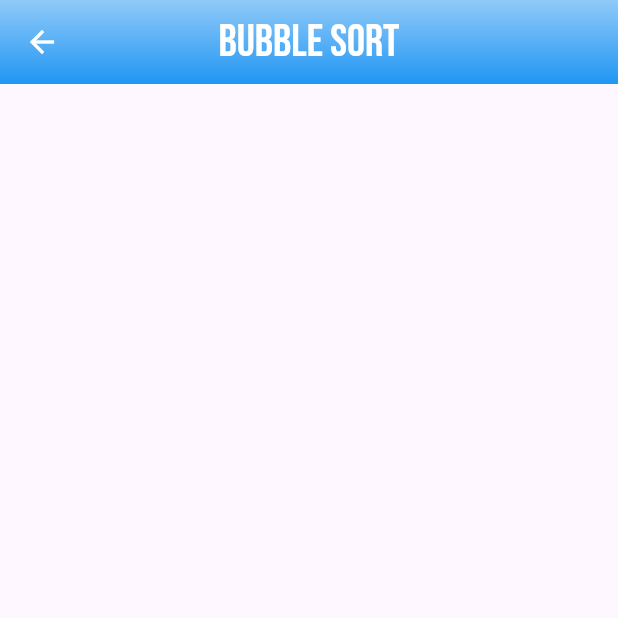
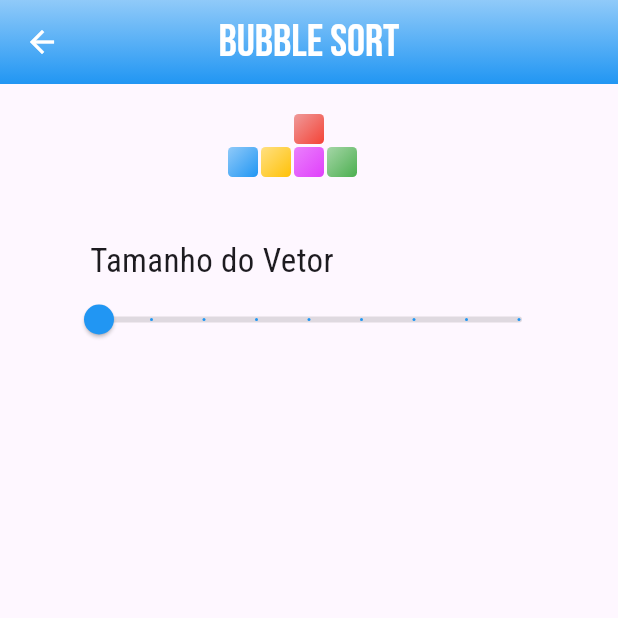
Before and after one commit to mateusalmeiida/visio-order-flutter, a Flutter app: the screen it shows after launch, after a tap on "Bubble Sort", on a phone screen of 412 x 824 dp, the top half of it. Run offline on Flutter 3.47's test engine with Material 3 defaults, Android fonts, the phone set to English and light mode, and no system bars; our stand-ins replace shared_preferences.

Commit message:
Adicionada página de configurações do vetor

```diff
--- a/lib/components/select_algorithm.dart
+++ b/lib/components/select_algorithm.dart
@@ -1,5 +1,7 @@
 import 'package:flutter/material.dart';
+import 'package:provider/provider.dart';
 import 'package:visio_order/data/colors_data.dart';
+import 'package:visio_order/models/data_list.dart';
 import 'package:visio_order/utils/app_routes.dart';
 
 class SelectAlgorithm extends StatelessWidget {
@@ -20,8 +22,8 @@ class SelectAlgorithm extends StatelessWidget {
       cursor: SystemMouseCursors.click,
       child: GestureDetector(
         onTap: () {
-          Navigator.of(context)
-              .pushNamed(AppRoutes.SETTINGS_PAGE, arguments: algorithm);
+          Provider.of<DataList>(context, listen: false).setAlgorithm(algorithm);
+          Navigator.of(context).pushNamed(AppRoutes.SETTINGS_PAGE);
         },
         child: Container(
           width: width,
--- /dev/null
+++ b/lib/data/store.dart
@@ -0,0 +1,14 @@
+import 'package:shared_preferences/shared_preferences.dart';
+
+class Store {
+  static Future<bool> saveString(String key, String value) async {
+    final prefs = await SharedPreferences.getInstance();
+    return prefs.setString(key, value);
+  }
+
+  static Future<String> getString(String key,
+      [String defaultValue = 'Bubble Sort']) async {
+    final prefs = await SharedPreferences.getInstance();
+    return prefs.getString(key) ?? defaultValue;
+  }
+}
--- a/lib/main.dart
+++ b/lib/main.dart
@@ -1,4 +1,6 @@
 import 'package:flutter/material.dart';
+import 'package:provider/provider.dart';
+import 'package:visio_order/models/data_list.dart';
 import 'package:visio_order/pages/home_page.dart';
 import 'package:visio_order/pages/info_page.dart';
 import 'package:visio_order/pages/settings_page.dart';
@@ -13,7 +15,9 @@ class VisioOrder extends StatelessWidget {
 
   @override
   Widget build(BuildContext context) {
-    return MaterialApp(
+    return ChangeNotifierProvider(
+      create: (_) => DataList(),
+      child: MaterialApp(
         debugShowCheckedModeBanner: false,
         title: 'Visio Order',
         theme: ThemeData(
@@ -22,7 +26,8 @@ class VisioOrder extends StatelessWidget {
                 fontFamily: 'BebasNeue', fontSize: 30, color: Colors.white),
             centerTitle: true,
             backgroundColor: Colors.transparent,
-            foregroundColor: Colors.white),
+            foregroundColor: Colors.white,
+          ),
           fontFamily: 'Lato',
         ),
         routes: {
@@ -36,6 +41,7 @@ class VisioOrder extends StatelessWidget {
             return InfoPage();
           },
         },
+      ),
     );
   }
 }
--- /dev/null
+++ b/lib/models/data_list.dart
@@ -0,0 +1,40 @@
+import 'package:flutter/foundation.dart';
+import 'package:visio_order/data/store.dart';
+
+class DataList with ChangeNotifier {
+  final List<int> _dataList = [];
+  final List<String> _algorithmList = [
+    'Bubble Sort',
+    'Selection Sort',
+    'Insertion Sort',
+    'Merge Sort',
+    'Quick Sort',
+  ];
+  String _algorithm = 'Bubble Sort';
+
+  Future<void> get loadAlgorithm async {
+    if (kIsWeb) {
+      _algorithm = await Store.getString('alg');
+      notifyListeners();
+    }
+  }
+
+  String get getAlgorithm {
+    return _algorithm;
+  }
+
+  void setAlgorithm(String algorithm) {
+    _algorithm = algorithm;
+    if (kIsWeb) {
+      Store.saveString('alg', algorithm);
+    }
+  }
+
+  List<int> get dataList {
+    return [..._dataList];
+  }
+
+  List<String> get algorithmList {
+    return [..._algorithmList];
+  }
+}
--- a/lib/pages/home_page.dart
+++ b/lib/pages/home_page.dart
@@ -1,7 +1,9 @@
 import 'package:flutter/material.dart';
+import 'package:provider/provider.dart';
 import 'package:visio_order/components/app_icon.dart';
 import 'package:visio_order/components/select_algorithm.dart';
 import 'package:visio_order/data/colors_data.dart';
+import 'package:visio_order/models/data_list.dart';
 import 'package:visio_order/utils/app_routes.dart';
 
 class HomePage extends StatelessWidget {
@@ -9,6 +11,8 @@ class HomePage extends StatelessWidget {
 
   @override
   Widget build(BuildContext context) {
+    final List<String> algorithmList =
+        Provider.of<DataList>(context).algorithmList;
     return Scaffold(
       appBar: AppBar(
         title: Text('Visio Order'),
@@ -30,18 +34,17 @@ class HomePage extends StatelessWidget {
               ))
         ],
       ),
-      body: Column(crossAxisAlignment: CrossAxisAlignment.center, children: [
+      body: Column(children: [
         SizedBox(height: 20),
         AppIcon(),
         SizedBox(height: 20),
         Expanded(
           child: ListView.builder(
-              itemCount: ColorsData.colorsAlgorithm.length,
+              itemCount: algorithmList.length,
               itemBuilder: (ctx, index) {
-                final alg = ColorsData.colorsAlgorithm.keys.toList();
                 return Column(
                   children: [
-                    SelectAlgorithm(algorithm: alg[index]),
+                    SelectAlgorithm(algorithm: algorithmList[index]),
                     SizedBox(
                       height: 30,
                     )
--- a/lib/pages/settings_page.dart
+++ b/lib/pages/settings_page.dart
@@ -1,22 +1,98 @@
+import 'package:flutter/foundation.dart';
 import 'package:flutter/material.dart';
+import 'package:provider/provider.dart';
+import 'package:visio_order/components/app_icon.dart';
 import 'package:visio_order/data/colors_data.dart';
+import 'package:visio_order/models/data_list.dart';
 
-class SettingsPage extends StatelessWidget {
+class SettingsPage extends StatefulWidget {
   const SettingsPage({super.key});
 
   @override
+  State<SettingsPage> createState() => _SettingsPageState();
+}
+
+class _SettingsPageState extends State<SettingsPage> {
+  late int vectorSize;
+
+  @override
+  void initState() {
+    super.initState();
+    vectorSize = 2;
+  }
+
+  @override
   Widget build(BuildContext context) {
-    final String algorithm =
-        ModalRoute.of(context)?.settings.arguments as String;
+    Provider.of<DataList>(context, listen: false).loadAlgorithm;
+    final algorithm = Provider.of<DataList>(context).getAlgorithm;
+    final double margin;
+    final double fontSize;
+    final double maxSizeVector = kIsWeb ? 30 : 10;
+    if (MediaQuery.of(context).size.width <= 500) {
+      margin = 40;
+      fontSize = 22;
+    } else if (MediaQuery.of(context).size.width <= 700) {
+      margin = 60;
+      fontSize = 24;
+    } else {
+      margin = 70;
+      fontSize = 26;
+    }
+
+    final style = TextStyle(
+      fontFamily: 'RobotoCondensed',
+      fontSize: fontSize,
+    );
+
     return Scaffold(
       appBar: AppBar(
         title: Text(algorithm),
         flexibleSpace: Container(
           decoration: BoxDecoration(
-              gradient: LinearGradient(
-                  begin: Alignment.topCenter,
-                  end: Alignment.bottomCenter,
-                  colors: ColorsData.colorsAlgorithm[algorithm]!)),
+            gradient: LinearGradient(
+              begin: Alignment.topCenter,
+              end: Alignment.bottomCenter,
+              colors: ColorsData.colorsAlgorithm[algorithm] ?? [Colors.blue],
+            ),
+          ),
+        ),
+      ),
+      body: SingleChildScrollView(
+        child: Column(
+          children: [
+            SizedBox(height: 20),
+            AppIcon(),
+            SizedBox(height: 40),
+            Container(
+              margin: EdgeInsets.symmetric(horizontal: margin),
+              width: double.infinity,
+              child: Column(
+                  crossAxisAlignment: CrossAxisAlignment.start,
+                  children: [
+                    Container(
+                      margin: EdgeInsets.only(left: 20),
+                      child: Text(
+                        'Tamanho do Vetor',
+                        style: style,
+                      ),
+                    ),
+                    Slider(
+                      inactiveColor: Colors.black12,
+                      activeColor: ColorsData.colorsAlgorithm[algorithm]?[1],
+                      value: vectorSize.toDouble(),
+                      onChanged: (newSize) {
+                        setState(() {
+                          vectorSize = newSize.toInt();
+                        });
+                      },
+                      min: 2,
+                      max: maxSizeVector,
+                      divisions: maxSizeVector.toInt() - 2,
+                      label: '$vectorSize',
+                    ),
+                  ]),
+            )
+          ],
         ),
       ),
     );
--- a/lib/utils/app_routes.dart
+++ b/lib/utils/app_routes.dart
@@ -1,5 +1,5 @@
 class AppRoutes {
   static const HOME = '/';
+  static const INFO_PAGE = '/info-page';
   static const SETTINGS_PAGE = '/settings-page';
-  static const INFO_PAGE = '/info-page';
 }
--- a/pubspec.yaml
+++ b/pubspec.yaml
@@ -30,6 +30,8 @@ environment:
 dependencies:
   flutter:
     sdk: flutter
+  provider: ^6.1.2
+  shared_preferences: ^2.0.6
 
   # The following adds the Cupertino Icons font to your application.
   # Use with the CupertinoIcons class for iOS style icons.
@@ -82,6 +84,9 @@ flutter:
     - family: BebasNeue
       fonts:
         - asset: assets/fonts/BebasNeue-Regular.ttf
+    - family: RobotoCondensed
+      fonts:
+        - asset: assets/fonts/RobotoCondensed-VariableFont_wght.ttf
   #   - family: Trajan Pro
   #     fonts:
   #       - asset: fonts/TrajanPro.ttf
```
Also changed, not shown: lib/pages/info_page.dart (+26 -5 lines), assets/fonts/RobotoCondensed-VariableFont_wght.ttf (added), pubspec.lock, 1 other file. Lines whose indentation alone changed are shown as unchanged.
